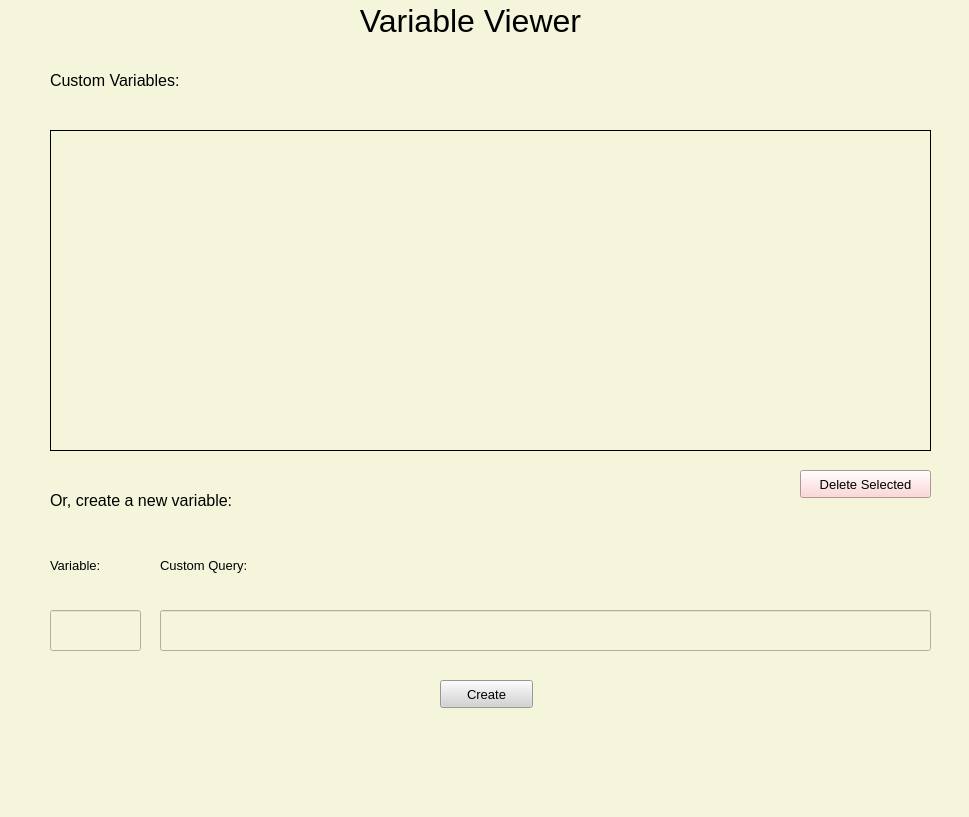
Before: the Qt Designer form guis/variables.ui in adamhastings02/MEng-Individual-Project-Software, drawn with Qt 5.
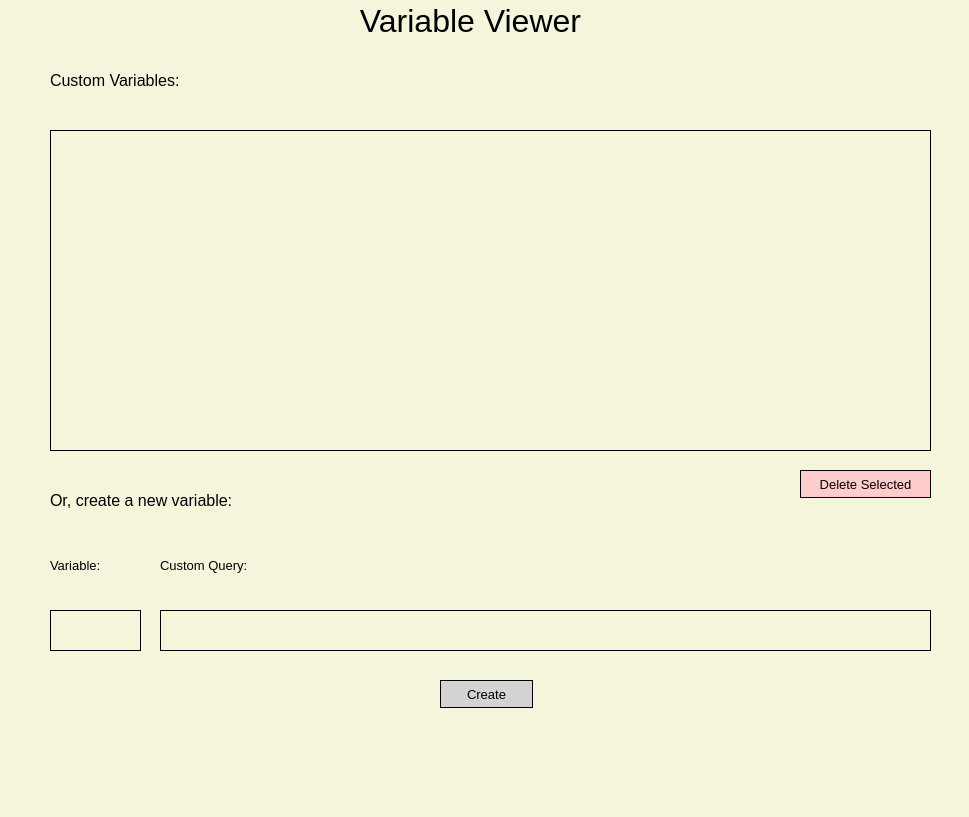
After: the same form once the commit is applied.

Commit message:
Added functionality to custom and variables
Added functionality to the variables window
Added functionality to the custom searches window
Edited design of the windows

Diff of the .ui file:
```diff
--- a/guis/variables.ui
+++ b/guis/variables.ui
@@ -110,6 +110,9 @@
       <pointsize>12</pointsize>
      </font>
     </property>
+    <property name="styleSheet">
+     <string notr="true">border: 1px solid black;</string>
+    </property>
     <property name="maxLength">
      <number>4</number>
     </property>
@@ -128,6 +131,9 @@
       <pointsize>12</pointsize>
      </font>
     </property>
+    <property name="styleSheet">
+     <string notr="true">border: 1px solid black;</string>
+    </property>
     <property name="maxLength">
      <number>127</number>
     </property>
@@ -186,7 +192,8 @@
      </font>
     </property>
     <property name="styleSheet">
-     <string notr="true">background-color: lightgrey;</string>
+     <string notr="true">background-color: lightgrey;
+border: 1px solid black;</string>
     </property>
     <property name="text">
      <string>Create</string>
@@ -207,7 +214,8 @@
      </font>
     </property>
     <property name="styleSheet">
-     <string notr="true">background-color: #FFCCCC;</string>
+     <string notr="true">background-color: #FFCCCC;
+border: 1px solid black;</string>
     </property>
     <property name="text">
      <string>Delete Selected</string>
```
The commit also changes 6 other files.
